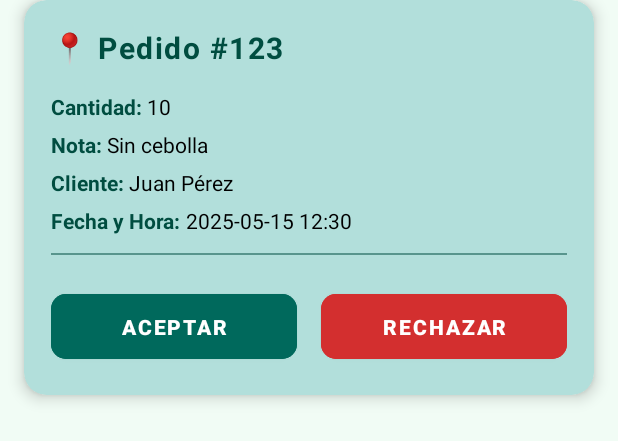
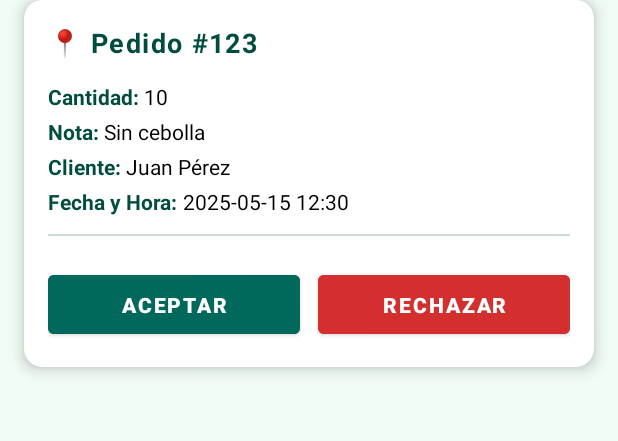
Before and after one commit to Michael12345687714/mobile-service, an Android app: the layout item_notificacion.xml on its own in the app's theme, with its tools: preview values and no code run, on a phone screen of 412 x 824 dp. Shown: the top 441 px of the screen. Run offline under Robolectric (Android 15) with nearby library versions, the phone set to English and light mode, and no system bars.

Commit message:
feat: enhance notification layout with stock warning support
- Add stock warning TextView with visibility control
- Include card_notificacion ID for dynamic styling
- Improve visual hierarchy with warning message placement
- Maintain responsive design for different screen sizes

Layout improvements:
- Warning message appears above notification content
- Consistent spacing and padding throughout
- Better visual separation between sections

```diff
--- a/android/version2/app/src/main/res/layout/item_notificacion.xml
+++ b/android/version2/app/src/main/res/layout/item_notificacion.xml
@@ -1,36 +1,51 @@
 <?xml version="1.0" encoding="utf-8"?>
-<!-- res/layout/item_notificacion.xml -->
 <androidx.cardview.widget.CardView
     xmlns:android="http://schemas.android.com/apk/res/android"
     xmlns:app="http://schemas.android.com/apk/res-auto"
+    android:id="@+id/card_notificacion"
     android:layout_width="match_parent"
     android:layout_height="wrap_content"
     android:layout_marginBottom="10dp"
     android:layout_marginStart="16dp"
     android:layout_marginEnd="16dp"
-    app:cardBackgroundColor="#B2DFDB"
-    app:cardCornerRadius="15dp"
+    app:cardBackgroundColor="#FFFFFF"
+    app:cardCornerRadius="12dp"
     app:cardElevation="6dp">
 
     <LinearLayout
         android:layout_width="match_parent"
         android:layout_height="wrap_content"
         android:orientation="vertical"
-        android:padding="18dp">
+        android:padding="16dp">
 
-        <!-- Título con diseño mejorado -->
+        <!-- Alerta stock -->
+        <TextView
+            android:id="@+id/stock_warning"
+            android:layout_width="match_parent"
+            android:layout_height="wrap_content"
+            android:text="⚠️ STOCK INSUFICIENTE"
+            android:textColor="#D32F2F"
+            android:textSize="15sp"
+            android:textStyle="bold"
+            android:gravity="center"
+            android:background="#FFEBEE"
+            android:padding="10dp"
+            android:layout_marginBottom="12dp"
+            android:visibility="gone" />
+
+        <!-- Título -->
         <TextView
             android:id="@+id/titulo_pedido"
             android:layout_width="match_parent"
             android:layout_height="wrap_content"
             android:text="📍 Pedido #123"
             android:textColor="#004D40"
-            android:textSize="20sp"
+            android:textSize="18sp"
             android:textStyle="bold"
             android:letterSpacing="0.05"
-            android:paddingBottom="12dp"/>
+            android:paddingBottom="10dp" />
 
-        <!-- Datos importantes con negrilla -->
+        <!-- Cantidad -->
         <LinearLayout
             android:layout_width="match_parent"
             android:layout_height="wrap_content"
@@ -46,18 +61,18 @@
 
             <TextView
                 android:id="@+id/cantidad_pedido"
-                android:layout_width="match_parent"
+                android:layout_width="wrap_content"
                 android:layout_height="wrap_content"
                 android:text="10"
                 android:textColor="@android:color/black"/>
         </LinearLayout>
 
-        <!-- Nota con negrilla -->
+        <!-- Nota -->
         <LinearLayout
             android:layout_width="match_parent"
             android:layout_height="wrap_content"
             android:orientation="horizontal"
-            android:paddingTop="6dp">
+            android:paddingTop="4dp">
 
             <TextView
                 android:layout_width="wrap_content"
@@ -68,18 +83,18 @@
 
             <TextView
                 android:id="@+id/nota_pedido"
-                android:layout_width="match_parent"
+                android:layout_width="wrap_content"
                 android:layout_height="wrap_content"
                 android:text="Sin cebolla"
                 android:textColor="@android:color/black"/>
         </LinearLayout>
 
-        <!-- Cliente con negrilla -->
+        <!-- Cliente -->
         <LinearLayout
             android:layout_width="match_parent"
             android:layout_height="wrap_content"
             android:orientation="horizontal"
-            android:paddingTop="6dp">
+            android:paddingTop="4dp">
 
             <TextView
                 android:layout_width="wrap_content"
@@ -90,18 +105,18 @@
 
             <TextView
                 android:id="@+id/cliente_pedido"
-                android:layout_width="match_parent"
+                android:layout_width="wrap_content"
                 android:layout_height="wrap_content"
                 android:text="Juan Pérez"
                 android:textColor="@android:color/black"/>
         </LinearLayout>
 
-        <!-- Fecha y Hora con negrilla -->
+        <!-- Fecha y Hora -->
         <LinearLayout
             android:layout_width="match_parent"
             android:layout_height="wrap_content"
             android:orientation="horizontal"
-            android:paddingTop="6dp">
+            android:paddingTop="4dp">
 
             <TextView
                 android:layout_width="wrap_content"
@@ -112,21 +127,21 @@
 
             <TextView
                 android:id="@+id/fecha_pedido"
-                android:layout_width="match_parent"
+                android:layout_width="wrap_content"
                 android:layout_height="wrap_content"
                 android:text="2025-05-15 12:30"
                 android:textColor="@android:color/black"/>
         </LinearLayout>
 
-        <!-- Separador visual -->
+        <!-- Línea divisoria -->
         <View
             android:layout_width="match_parent"
             android:layout_height="1dp"
-            android:background="#80004D40"
             android:layout_marginTop="12dp"
-            android:layout_marginBottom="12dp"/>
+            android:layout_marginBottom="12dp"
+            android:background="#33004D40"/>
 
-        <!-- Botones Aceptar/Rechazar mejorados -->
+        <!-- Botones -->
         <LinearLayout
             android:layout_width="match_parent"
             android:layout_height="wrap_content"
@@ -139,26 +154,24 @@
                 android:layout_width="0dp"
                 android:layout_height="wrap_content"
                 android:layout_weight="1"
-                android:layout_marginEnd="8dp"
+                android:layout_marginEnd="6dp"
                 android:text="ACEPTAR"
                 android:backgroundTint="#00695C"
                 android:textColor="@android:color/white"
                 android:textStyle="bold"
-                android:padding="12dp"
-                app:cornerRadius="10dp"/>
+                android:padding="10dp"/>
 
             <Button
                 android:id="@+id/btn_rechazar"
                 android:layout_width="0dp"
                 android:layout_height="wrap_content"
                 android:layout_weight="1"
-                android:layout_marginStart="8dp"
+                android:layout_marginStart="6dp"
                 android:text="RECHAZAR"
                 android:backgroundTint="#D32F2F"
                 android:textColor="@android:color/white"
                 android:textStyle="bold"
-                android:padding="12dp"
-                app:cornerRadius="10dp"/>
+                android:padding="10dp"/>
         </LinearLayout>
     </LinearLayout>
 </androidx.cardview.widget.CardView>
```
